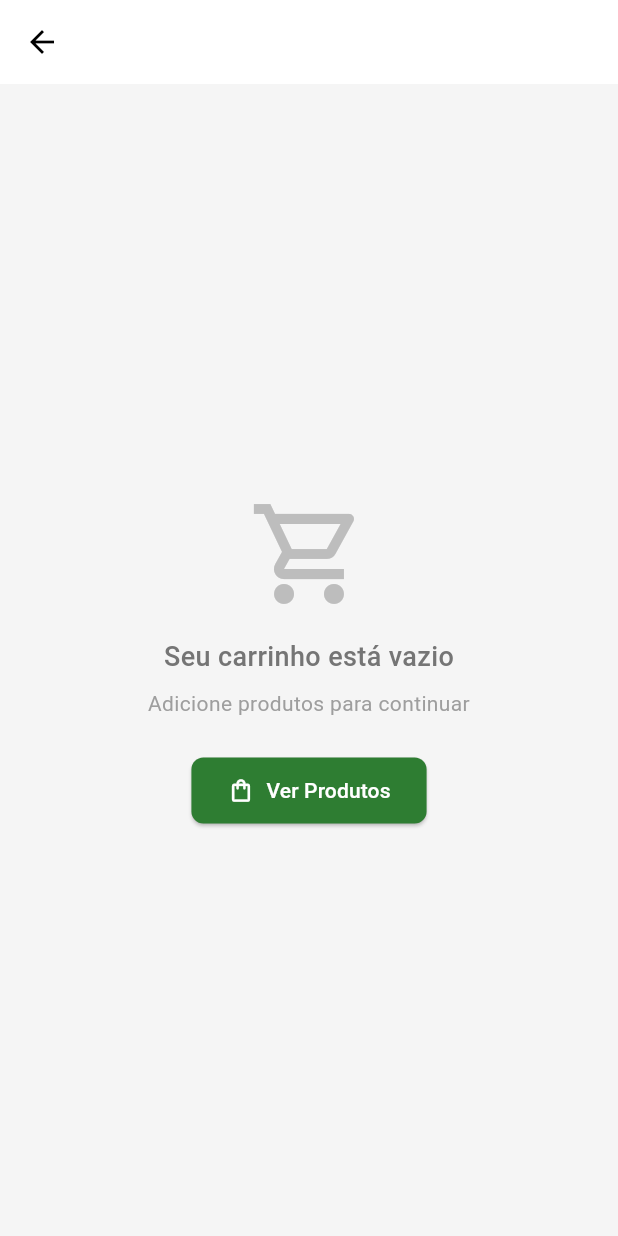
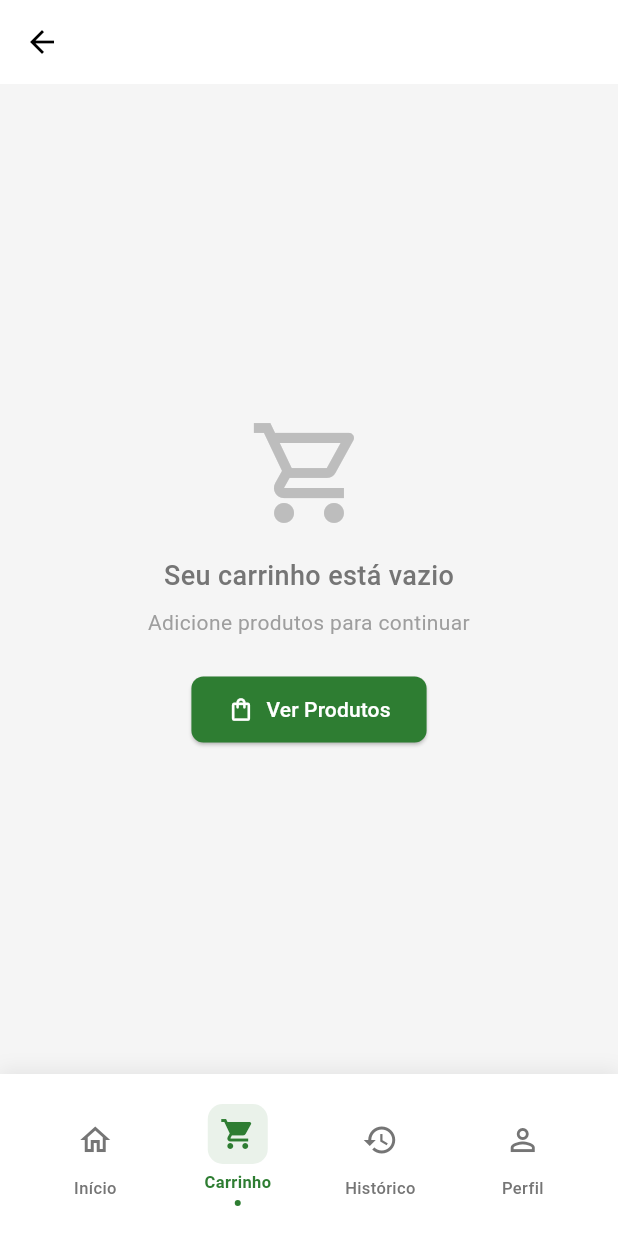
Before and after one commit to allandennis30/compra_pronta, a Flutter app: the CartPage screen opened by its route, on a phone screen of 412 x 824 dp. Run offline on Flutter 3.47's test engine with Material 3 defaults, Android fonts, the phone set to English and light mode, and no system bars; our stand-ins replace get, get_storage, hive_flutter, image_picker; missing offline and left inert: mobile_scanner; accounts and stored records are empty.

Commit message:
feat(client): add bottom navigation bar to client pages
Implement consistent navigation across client pages by adding ClientBottomNav widget
Remove redundant profile and history navigation buttons from product list page
Set appropriate currentIndex for each page to highlight active tab

```diff
--- a/lib/modules/cliente/pages/cart_page.dart
+++ b/lib/modules/cliente/pages/cart_page.dart
@@ -4,6 +4,7 @@ import '../controllers/cart_controller.dart';
 import '../widgets/empty_cart_widget.dart';
 import '../widgets/cart_item_widget.dart';
 import '../widgets/cart_summary_widget.dart';
+import '../widgets/client_bottom_nav.dart';
 
 class CartPage extends GetView<CartController> {
   const CartPage({super.key});
@@ -27,6 +28,7 @@ class CartPage extends GetView<CartController> {
         ],
       ),
       body: _body,
+      bottomNavigationBar: const ClientBottomNav(currentIndex: 1),
     );
   }
 
--- a/lib/modules/cliente/pages/checkout_page.dart
+++ b/lib/modules/cliente/pages/checkout_page.dart
@@ -1,4 +1,5 @@
 import 'package:flutter/material.dart';
+import '../widgets/client_bottom_nav.dart';
 
 class CheckoutPage extends StatelessWidget {
   const CheckoutPage({super.key});
@@ -8,6 +9,7 @@ class CheckoutPage extends StatelessWidget {
     return Scaffold(
       appBar: AppBar(title: const Text('Checkout')),
       body: Center(child: Text('Checkout (em breve)')),
+      bottomNavigationBar: const ClientBottomNav(currentIndex: 1),
     );
   }
 }
--- a/lib/modules/cliente/pages/order_history_page.dart
+++ b/lib/modules/cliente/pages/order_history_page.dart
@@ -2,6 +2,7 @@ import 'package:flutter/material.dart';
 import 'package:get/get.dart';
 import '../controllers/order_history_controller.dart';
 import '../../../core/models/order_model.dart';
+import '../widgets/client_bottom_nav.dart';
 
 class OrderHistoryPage extends StatelessWidget {
   final OrderHistoryController controller = Get.put(OrderHistoryController());
@@ -68,6 +69,7 @@ class OrderHistoryPage extends StatelessWidget {
           ),
         );
       }),
+      bottomNavigationBar: const ClientBottomNav(currentIndex: 2),
     );
   }
 
--- a/lib/modules/cliente/pages/product_list_page.dart
+++ b/lib/modules/cliente/pages/product_list_page.dart
@@ -3,6 +3,7 @@ import 'package:get/get.dart';
 import '../controllers/product_list_controller.dart';
 import '../controllers/cart_controller.dart';
 import '../models/product_model.dart';
+import '../widgets/client_bottom_nav.dart';
 
 class ProductListPage extends StatelessWidget {
   final ProductListController controller = Get.put(ProductListController());
@@ -15,16 +16,6 @@ class ProductListPage extends StatelessWidget {
       appBar: AppBar(
         title: const Text('Produtos'),
         actions: [
-          IconButton(
-            icon: const Icon(Icons.person),
-            onPressed: () => Get.toNamed('/cliente/perfil'),
-            tooltip: 'Perfil',
-          ),
-          IconButton(
-            icon: const Icon(Icons.history),
-            onPressed: () => Get.toNamed('/cliente/historico'),
-            tooltip: 'Histórico de Pedidos',
-          ),
           IconButton(
             icon: const Icon(Icons.shopping_cart),
             onPressed: () => Get.toNamed('/cliente/carrinho'),
@@ -41,6 +32,7 @@ class ProductListPage extends StatelessWidget {
           ),
         ],
       ),
+      bottomNavigationBar: const ClientBottomNav(currentIndex: 0),
     );
   }
 
--- a/lib/modules/cliente/pages/profile_page.dart
+++ b/lib/modules/cliente/pages/profile_page.dart
@@ -1,6 +1,7 @@
 import 'package:flutter/material.dart';
 import 'package:get/get.dart';
 import '../controllers/profile_controller.dart';
+import '../widgets/client_bottom_nav.dart';
 
 class ProfilePage extends GetView<ProfileController> {
   const ProfilePage({super.key});
@@ -253,6 +254,7 @@ class ProfilePage extends GetView<ProfileController> {
           ),
         );
       }),
+      bottomNavigationBar: const ClientBottomNav(currentIndex: 3),
     );
   }
 
--- /dev/null
+++ b/lib/modules/cliente/widgets/client_bottom_nav.dart
@@ -0,0 +1,135 @@
+import 'package:flutter/material.dart';
+import 'package:get/get.dart';
+
+class ClientBottomNav extends StatelessWidget {
+  final int currentIndex;
+
+  const ClientBottomNav({super.key, this.currentIndex = 0});
+
+  @override
+  Widget build(BuildContext context) {
+    return Container(
+      decoration: BoxDecoration(
+        color: Colors.white,
+        boxShadow: [
+          BoxShadow(
+            color: Colors.grey.withOpacity(0.2),
+            spreadRadius: 1,
+            blurRadius: 10,
+            offset: const Offset(0, -2),
+          ),
+        ],
+      ),
+      child: SafeArea(
+        child: Padding(
+          padding: const EdgeInsets.symmetric(horizontal: 16, vertical: 8),
+          child: Row(
+            mainAxisAlignment: MainAxisAlignment.spaceAround,
+            children: [
+              _buildNavItem(
+                context,
+                icon: Icons.home_outlined,
+                activeIcon: Icons.home,
+                label: 'Início',
+                isActive: currentIndex == 0,
+                onTap: () => Get.offAllNamed('/cliente/produtos'),
+              ),
+              _buildNavItem(
+                context,
+                icon: Icons.shopping_cart_outlined,
+                activeIcon: Icons.shopping_cart,
+                label: 'Carrinho',
+                isActive: currentIndex == 1,
+                onTap: () => Get.toNamed('/cliente/carrinho'),
+              ),
+              _buildNavItem(
+                context,
+                icon: Icons.history_outlined,
+                activeIcon: Icons.history,
+                label: 'Histórico',
+                isActive: currentIndex == 2,
+                onTap: () => Get.toNamed('/cliente/historico'),
+              ),
+              _buildNavItem(
+                context,
+                icon: Icons.person_outline,
+                activeIcon: Icons.person,
+                label: 'Perfil',
+                isActive: currentIndex == 3,
+                onTap: () => Get.toNamed('/cliente/perfil'),
+              ),
+            ],
+          ),
+        ),
+      ),
+    );
+  }
+
+  Widget _buildNavItem(
+    BuildContext context, {
+    required IconData icon,
+    required IconData activeIcon,
+    required String label,
+    required bool isActive,
+    required VoidCallback onTap,
+  }) {
+    final primaryColor = Theme.of(context).primaryColor;
+
+    return Expanded(
+      child: Material(
+        color: Colors.transparent,
+        child: InkWell(
+          borderRadius: BorderRadius.circular(12),
+          onTap: onTap,
+          child: Container(
+            padding: const EdgeInsets.symmetric(vertical: 12),
+            child: Column(
+              mainAxisSize: MainAxisSize.min,
+              children: [
+                Container(
+                  padding: const EdgeInsets.all(8),
+                  decoration: BoxDecoration(
+                    color: isActive
+                        ? primaryColor.withOpacity(0.1)
+                        : Colors.transparent,
+                    borderRadius: BorderRadius.circular(10),
+                  ),
+                  child: Icon(
+                    isActive ? activeIcon : icon,
+                    size: 24,
+                    color: isActive
+                        ? primaryColor
+                        : Colors.grey[600],
+                  ),
+                ),
+                const SizedBox(height: 4),
+                Text(
+                  label,
+                  style: TextStyle(
+                    fontSize: 11,
+                    fontWeight: isActive
+                        ? FontWeight.w600
+                        : FontWeight.w500,
+                    color: isActive
+                        ? primaryColor
+                        : Colors.grey[600],
+                  ),
+                ),
+                if (isActive)
+                  Container(
+                    margin: const EdgeInsets.only(top: 4),
+                    width: 4,
+                    height: 4,
+                    decoration: BoxDecoration(
+                      color: primaryColor,
+                      shape: BoxShape.circle,
+                    ),
+                  ),
+              ],
+            ),
+          ),
+        ),
+      ),
+    );
+  }
+}
```
